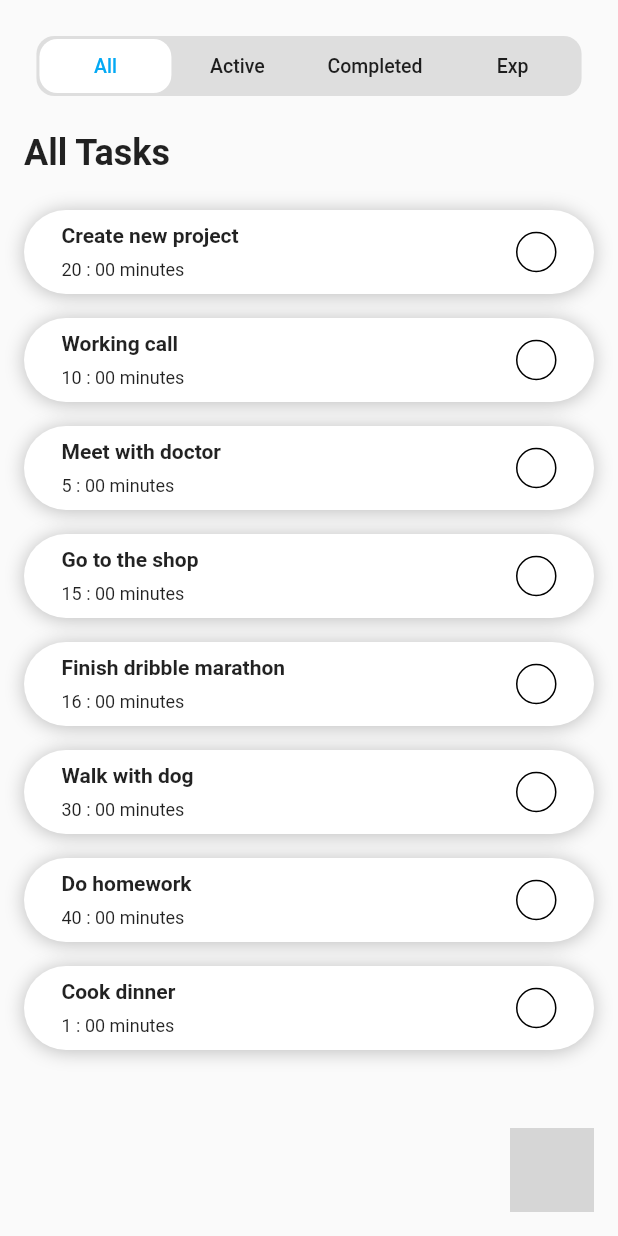
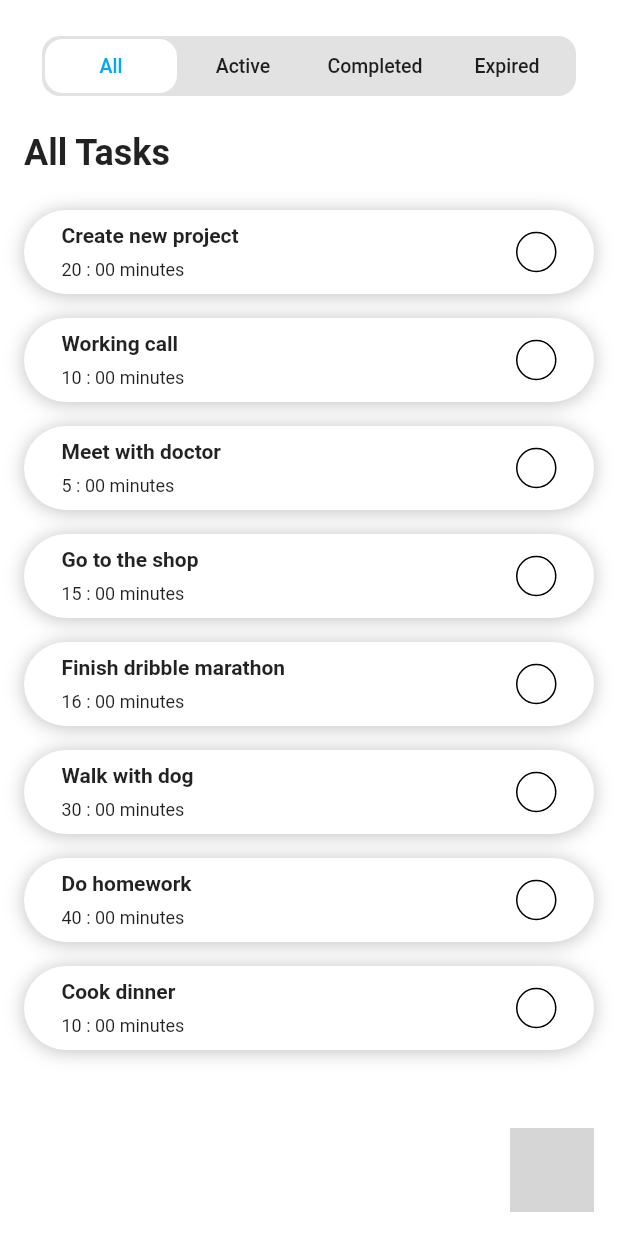
Before and after one commit to nguyenchitien/day02_ex_todolist, a Flutter app: the screen it shows after launch, on a phone screen of 412 x 824 dp. Run offline on Flutter 3.47's test engine with Material 2 defaults, Android fonts, the phone set to English and light mode, and no system bars; our stand-ins replace font_awesome_flutter, rxdart; missing offline and left inert: fab_circular_menu; statements that could not run were skipped; grey boxes are pictures that could not be loaded.

Commit message:
Update code [17-03-2021] - Add new task - Fix logic reduce time exp

```diff
--- a/lib/mock_data/mock_data.dart
+++ b/lib/mock_data/mock_data.dart
@@ -1,13 +1,3 @@
-// const List<String> FAKE_DATA = [
-//   "Create new project",
-//   "Working call",
-//   "Meet with doctor",
-//   "Go to the shop",
-//   "Finish dribble marathon",
-//   "Walk with dog",
-//   "Do homework"
-// ];
-
 import 'package:flutter_day2_ex/models/task_model.dart';
 
 List<TaskModel> fakeData = [
@@ -18,5 +8,5 @@ List<TaskModel> fakeData = [
   TaskModel(title: "Finish dribble marathon", expTime: 16),
   TaskModel(title: "Walk with dog", expTime: 30),
   TaskModel(title: "Do homework", expTime: 40),
-  TaskModel(title: "Cook dinner", expTime: 1),
+  TaskModel(title: "Cook dinner", expTime: 10),
 ];
--- a/lib/models/task_model.dart
+++ b/lib/models/task_model.dart
@@ -1,4 +1,5 @@
 import 'package:flutter/foundation.dart';
+import 'package:flutter_day2_ex/bloc/exp_timer_bloc.dart';
 
 class TaskModel {
   final String _title;
@@ -21,15 +22,16 @@ class TaskModel {
   }
 
   void reduceExpTime(int reduceTime) {
-    if (reduceTime != null) {
+    if (reduceTime == ExpTickerBloc.RESET_VALUE) {
+      _expTime -= _reduceTime;
+      _reduceTime = 0;
+    } else {
       _reduceTime = reduceTime;
-    } else {
-      _reduceTime = 0;
     }
   }
 
   bool isOutExpTime() {
-    return _expTime == _reduceTime || _reduceTime > _expTime ? true : false;
+    return _expTime <= _reduceTime ? true : false;
   }
 
   int get remainTime => _expTime - _reduceTime;
--- a/lib/res/callbacks.dart
+++ b/lib/res/callbacks.dart
@@ -1,3 +1,5 @@
 import 'package:flutter_day2_ex/models/task_model.dart';
 
-typedef CompletedTaskCallback = void Function(TaskModel, bool);
+typedef CompletedTaskCallback = Function(TaskModel, bool);
+
+typedef ReduceExpTimeCallback = Function(TaskModel, int);
--- a/lib/res/strings.dart
+++ b/lib/res/strings.dart
@@ -2,5 +2,5 @@ class Strings {
   static const allTaskTitle = "All";
   static const activeTaskTitle = "Active";
   static const completedTaskTitle = "Completed";
-  static const expTitle = "Exp";
+  static const expTitle = "Expired";
 }
--- a/lib/ui/home_page.dart
+++ b/lib/ui/home_page.dart
@@ -19,7 +19,7 @@ class HomePage extends StatefulWidget {
 }
 
 class _HomePageState extends State<HomePage> {
-  final originTasks = [...fakeData];
+  final originTasks = fakeData;
   final filterModes = Utils.listFilterModes;
 
   FilterMode currFilterMode;
@@ -102,7 +102,7 @@ class _HomePageState extends State<HomePage> {
             title: "${currFilterMode.title}",
             tasks: currTasks,
             onCompletedTaskCallBack: _handleCompletedTask,
-            onReduceExpTime: _handleReduceExpTime,
+            onReduceExpTimeCallback: _handleReduceExpTime,
           ),
         ),
       ],
--- a/lib/ui/list_tasks.dart
+++ b/lib/ui/list_tasks.dart
@@ -12,14 +12,14 @@ class ListTasks extends StatefulWidget {
   final title;
   final List<TaskModel> tasks;
   final CompletedTaskCallback onCompletedTaskCallBack;
-  final Function(TaskModel, int) onReduceExpTime;
+  final ReduceExpTimeCallback onReduceExpTimeCallback;
 
   const ListTasks({
     Key key,
     @required this.title,
     @required this.tasks,
     @required this.onCompletedTaskCallBack,
-    this.onReduceExpTime,
+    this.onReduceExpTimeCallback,
   }) : super(key: key);
 
   @override
@@ -76,7 +76,7 @@ class _ListTasksState extends State<ListTasks> {
                 key: UniqueKey(),
                 task: task,
                 onCompletedTaskCallback: widget.onCompletedTaskCallBack,
-                onReduceExpTime: widget.onReduceExpTime,
+                onReduceExpTimeCallback: widget.onReduceExpTimeCallback,
               );
             },
             itemCount: widget.tasks.length,
--- a/lib/widget/filter_tabs.dart
+++ b/lib/widget/filter_tabs.dart
@@ -7,7 +7,9 @@ class FilterTabs extends StatelessWidget {
   final List<FilterMode> listFilters;
   final ValueChanged<FilterMode> onSelectFilterMode;
 
-  const FilterTabs({Key key, this.currFilterMode, this.listFilters, this.onSelectFilterMode}) : super(key: key);
+  const FilterTabs(
+      {Key key, this.currFilterMode, this.listFilters, this.onSelectFilterMode})
+      : super(key: key);
 
   @override
   Widget build(BuildContext context) {
@@ -24,8 +26,12 @@ class FilterTabs extends StatelessWidget {
         children: listFilters
             .map(
               (filterMode) => _buildTabItem(
-                color: filterMode == currFilterMode ? Colours.activeTabBGColor : null,
-                textColor: filterMode == currFilterMode ? Colours.filterTabActiveColor : null,
+                color: filterMode == currFilterMode
+                    ? Colours.activeTabBGColor
+                    : null,
+                textColor: filterMode == currFilterMode
+                    ? Colours.filterTabActiveColor
+                    : null,
                 title: filterMode.title,
                 onPressed: () {
                   onSelectFilterMode(filterMode);
@@ -37,13 +43,13 @@ class FilterTabs extends StatelessWidget {
     );
   }
 
-  Widget _buildTabItem({Color color, String title, Function onPressed, textColor}) {
+  Widget _buildTabItem(
+      {Color color, String title, Function onPressed, textColor}) {
     return FlatButton(
       height: double.infinity,
-      padding: EdgeInsets.symmetric(horizontal: 16),
+      padding: EdgeInsets.symmetric(horizontal: 8),
       shape: RoundedRectangleBorder(
         borderRadius: BorderRadius.circular(12),
-        // side: BorderSide(color: Colors.red),
       ),
       color: color,
       onPressed: onPressed,
--- a/lib/widget/task_item.dart
+++ b/lib/widget/task_item.dart
@@ -11,16 +11,16 @@ import '../models/task_model.dart';
 import '../utils/utils.dart';
 
 class TaskItem extends StatefulWidget {
-  const TaskItem(
-      {Key key,
-      @required this.task,
-      @required this.onCompletedTaskCallback,
-      this.onReduceExpTime})
-      : super(key: key);
+  const TaskItem({
+    Key key,
+    @required this.task,
+    @required this.onCompletedTaskCallback,
+    this.onReduceExpTimeCallback,
+  }) : super(key: key);
 
   final TaskModel task;
   final CompletedTaskCallback onCompletedTaskCallback;
-  final Function(TaskModel, int) onReduceExpTime;
+  final ReduceExpTimeCallback onReduceExpTimeCallback;
 
   @override
   _TaskItemState createState() => _TaskItemState();
@@ -124,13 +124,15 @@ class _TaskItemState extends State<TaskItem> {
     return StreamBuilder(
       stream: kExpTickerBloc.ticker,
       builder: (context, snapshot) {
-        widget.onReduceExpTime(task, snapshot.data);
+        if (snapshot.hasData && snapshot.data != null) {
+          widget.onReduceExpTimeCallback(task, snapshot.data);
+        }
         if (snapshot.hasData && task.isOutExpTime()) {
           return Column(
             children: [
               Gaps.vGap8,
               Text(
-                "Exp date",
+                "Expired",
                 style: TextStyle(fontSize: 12, color: Colors.red),
               ),
             ],
```
Also changed, not shown: lib/bloc/exp_timer_bloc.dart (+9 -0 lines), lib/main.dart (+53 -6 lines).
